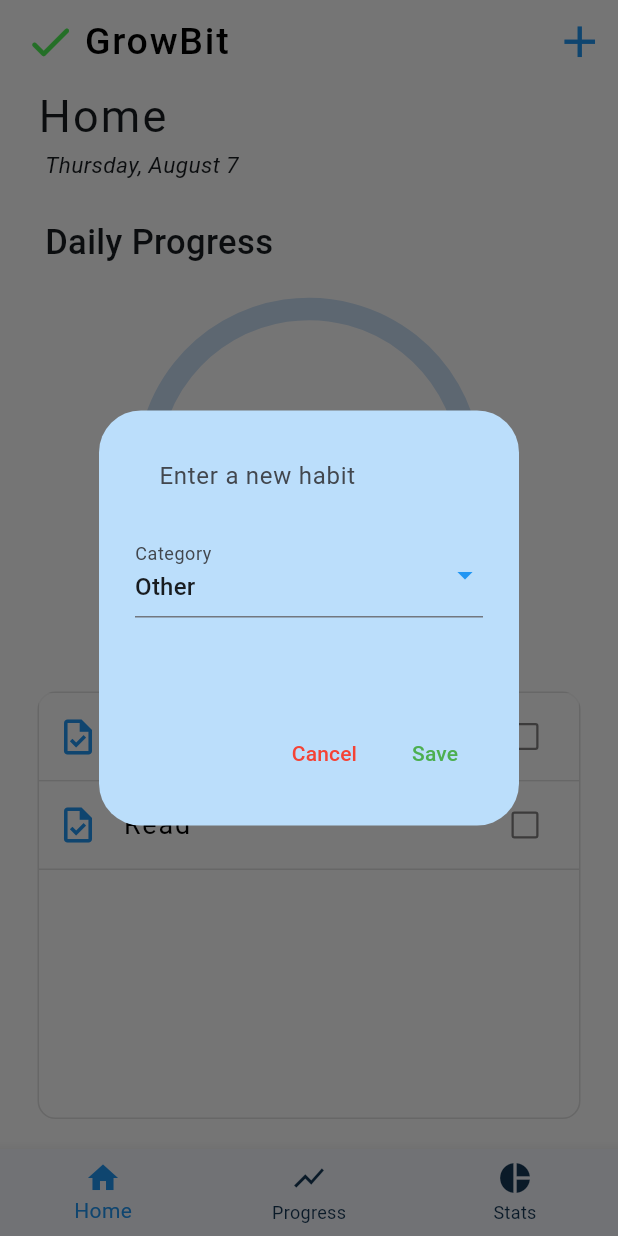
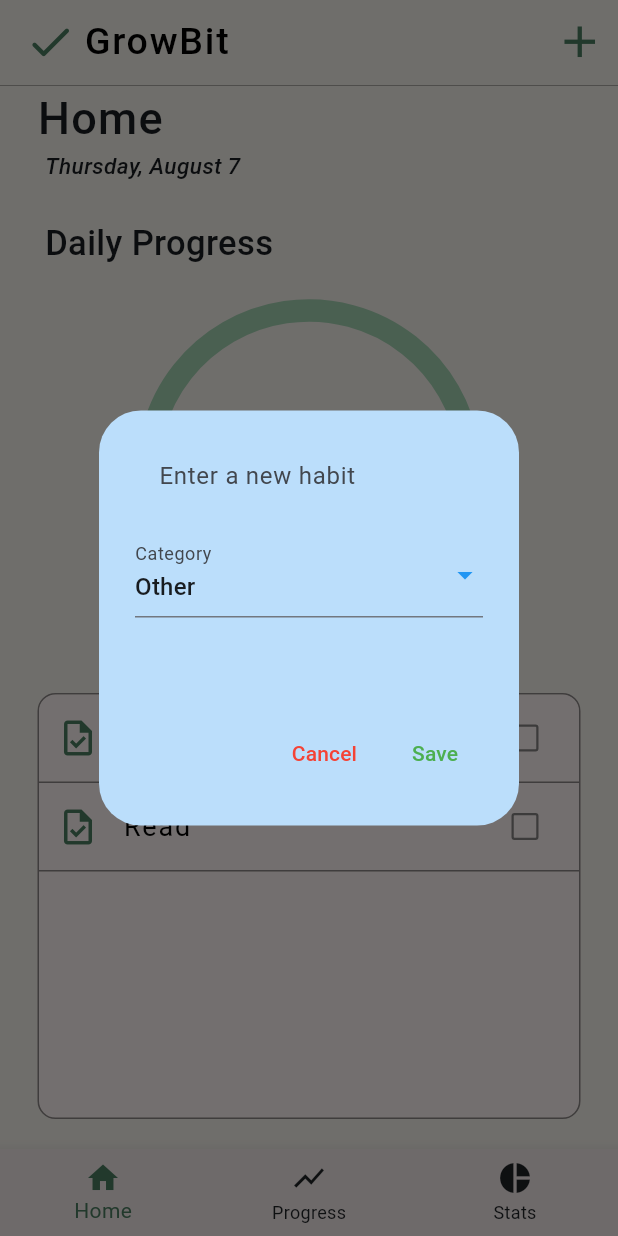
Before and after one commit to TsalemisIasonas/GrowBit, a Flutter app: the screen it shows after launch, after a tap on the "add" icon, on a phone screen of 412 x 824 dp. Run offline on Flutter 3.47's test engine with Material 3 defaults, Android fonts, the phone set to English and light mode, and no system bars; drawn by our look-alikes of fl_chart, flutter_slidable; our stand-ins replace flutter_heatmap_calendar, hive, hive_flutter; accounts and stored records are empty.

Commit message:
Ui fixes

```diff
--- a/lib/components/habit_tile.dart
+++ b/lib/components/habit_tile.dart
@@ -1,5 +1,6 @@
 import 'package:flutter/material.dart';
 import 'package:flutter_slidable/flutter_slidable.dart';
+import 'package:habit_tracker/constants/colors.dart';
 
 class HabitTile extends StatelessWidget {
   final String habitName;
@@ -21,7 +22,9 @@ class HabitTile extends StatelessWidget {
   Widget build(BuildContext context) {
     return Column(
       children: [
-        Slidable(
+        ClipRRect(
+          borderRadius: BorderRadius.circular(12),
+          child: Slidable(
             endActionPane: ActionPane(
               motion: const ScrollMotion(),
               children: [
@@ -35,8 +38,8 @@ class HabitTile extends StatelessWidget {
                 ),
                 SlidableAction(
                   onPressed: settingsTapped,
-                backgroundColor: const Color.fromARGB(255, 255, 255, 255),
-                foregroundColor: Colors.blue,
+                  backgroundColor: Color.fromARGB(179, 255, 245, 245),
+                  foregroundColor: darkGreenColor,
                   icon: Icons.settings,
                   // FIX: No rounded border here either.
                   borderRadius: BorderRadius.zero,
@@ -49,14 +52,14 @@ class HabitTile extends StatelessWidget {
                   const EdgeInsets.symmetric(horizontal: 12.0, vertical: 5.0),
               // FIX: No decoration, no border, no radius.
               decoration: const BoxDecoration(
-              color: Colors.white70,
+                color: Color.fromARGB(179, 251, 243, 243),
               ),
               child: Row(
                 children: [
-                Icon(Icons.task_outlined, size: 28, color: Colors.blue),
+                  Icon(Icons.task_outlined, size: 28, color: darkGreenColor),
                   const SizedBox(width: 16),
                   Text(
-                  habitName,
+                    habitName[0].toUpperCase() + habitName.substring(1),
                     style: const TextStyle(
                       color: Colors.black,
                       fontWeight: FontWeight.w400,
@@ -68,7 +71,7 @@ class HabitTile extends StatelessWidget {
                   Checkbox(
                     value: habitCompleted,
                     onChanged: onChanged,
-                  activeColor: Colors.blue,
+                    activeColor: mintColor,
                     checkColor: Colors.white,
                     side: const BorderSide(
                         color: Color.fromARGB(255, 131, 129, 129),
@@ -78,8 +81,9 @@ class HabitTile extends StatelessWidget {
               ),
             ),
           ),
+        ),
         // FIX: Add a Divider between each tile.
-        const Divider(height: 1, thickness: 1, color: Colors.black12),
+        const Divider(height: 1, thickness: 1, color: Colors.black45),
       ],
     );
   }
--- a/lib/components/month_summary.dart
+++ b/lib/components/month_summary.dart
@@ -21,7 +21,7 @@ class MonthlySummary extends StatelessWidget {
             "Progress",
             style: TextStyle(
                 color: Colors.black,
-                fontWeight: FontWeight.w400,
+                fontWeight: FontWeight.w500,
                 fontSize: 30,
                 letterSpacing: 1.5),
           ),
@@ -36,8 +36,8 @@ class MonthlySummary extends StatelessWidget {
               datasets: datasets,
               colorMode: ColorMode.color,
               margin: const EdgeInsets.all(5),
-              defaultColor: const Color.fromARGB(255, 201, 225, 202),
-              textColor: Colors.white,
+              defaultColor: Colors.grey,
+              textColor: backgroundColor,
               showText: true,
               scrollable: true,
               showColorTip: false,
--- a/lib/components/progress_graph.dart
+++ b/lib/components/progress_graph.dart
@@ -1,5 +1,6 @@
 import 'package:flutter/material.dart';
 import 'package:fl_chart/fl_chart.dart';
+import 'package:habit_tracker/constants/colors.dart';
 import '../data/habit_database.dart';
 
 class ProgressGraph extends StatefulWidget {
@@ -49,14 +50,15 @@ class _ProgressGraphState extends State<ProgressGraph> {
     return [
       PieChartSectionData(
         //key: const ValueKey('completed'),
-        color: Colors.blue,
+        color: darkGreenColor,
         value: completed.toDouble(),
         showTitle: false,
         radius: 15,
       ),
       PieChartSectionData(
         //key: const ValueKey('remaining'),
-        color: const Color.fromARGB(255, 203, 224, 246),
+        color: //const Color.fromARGB(255, 203, 224, 246),
+               mintColor ,
         value: remaining.toDouble(),
         showTitle: false,
         radius: 15,
@@ -83,7 +85,7 @@ class _ProgressGraphState extends State<ProgressGraph> {
               ),
             ),
             PieChart(
-              swapAnimationDuration: const Duration(seconds: 1),
+              swapAnimationDuration: const Duration(milliseconds: 200),
               swapAnimationCurve: Curves.easeIn,
               PieChartData(
                 startDegreeOffset: 150,
--- a/lib/constants/colors.dart
+++ b/lib/constants/colors.dart
@@ -11,4 +11,7 @@ Color color8 = const Color.fromARGB(180, 2, 179, 8);
 Color color9 = const Color.fromARGB(220, 2, 179, 8);
 Color color10 = const Color.fromARGB(255, 2, 179, 8);
 
-Color backgroundColor = const Color.fromARGB(255, 255, 255, 255);
+//Color backgroundColor = const Color.fromARGB(255, 255, 255, 255);
+Color backgroundColor = const Color.fromARGB(255, 242, 239, 233);
+Color mintColor = const Color(0xFFA1D1B1);
+Color darkGreenColor = const Color.fromARGB(255, 74, 124, 96);
--- a/lib/pages/homepage.dart
+++ b/lib/pages/homepage.dart
@@ -19,7 +19,6 @@ class _HomePageState extends State<HomePage> {
   final HabitDatabase db = HabitDatabase();
   final _myBox = Hive.box("GrowBit_Database");
   int _selectedIndex = 0;
-
 
   @override
   void initState() {
@@ -165,12 +164,22 @@ void saveExistingHabit(int index, String newHabitName, String newCategory) {
       appBar: AppBar(
         backgroundColor: backgroundColor,
         shadowColor: Colors.black,
-        actions: [IconButton(onPressed: createNewHabit, icon: const Icon(Icons.add, size: 35,), color: Colors.blue)],
-        title: const Row(
+        actions: [
+          _selectedIndex == 0
+              ? IconButton(
+                  onPressed: createNewHabit,
+                  icon: const Icon(
+                    Icons.add,
+                    size: 35,
+                  ),
+                  color: darkGreenColor)
+              : const SizedBox.shrink()
+        ],
+        title: Row(
           children: [
-            Icon(Icons.check_rounded, color: Color.fromARGB(255, 79, 243, 84), size: 35),
-            SizedBox(width: 5),
-            Text(
+            Icon(Icons.check_rounded, color: darkGreenColor, size: 35),
+            const SizedBox(width: 5),
+            const Text(
               "GrowBit",
               style: TextStyle(
                 fontSize: 25,
@@ -181,22 +190,31 @@ void saveExistingHabit(int index, String newHabitName, String newCategory) {
             ),
           ],
         ),
+        bottom: PreferredSize(
+          preferredSize: Size.fromHeight(1.0), // Height of the line
+          child: Container(
+            height: 0.2,
+            color: Colors.black, // Color of the line
+          ),
+        ),
       ),
       body: IndexedStack(
         index: _selectedIndex,
         children: _pages,
       ),
       bottomNavigationBar: BottomNavigationBar(
+          backgroundColor: const Color.fromARGB(255, 239, 230, 230),
           items: const [
             BottomNavigationBarItem(icon: Icon(Icons.home), label: 'Home'),
-          BottomNavigationBarItem(icon: Icon(Icons.show_chart), label: 'Progress'),
-          BottomNavigationBarItem(icon: Icon(Icons.pie_chart), label: 'Stats'),
+            BottomNavigationBarItem(
+                icon: Icon(Icons.show_chart), label: 'Progress'),
+            BottomNavigationBarItem(
+                icon: Icon(Icons.pie_chart), label: 'Stats'),
           ],
           currentIndex: _selectedIndex,
           onTap: _onItemTapped,
-        selectedItemColor: Colors.blue,
-        unselectedItemColor: const Color.fromARGB(255, 22, 57, 88)
-      ),
+          selectedItemColor: darkGreenColor,
+          unselectedItemColor: const Color.fromARGB(255, 30, 34, 38)),
     );
   }
 }
--- a/lib/pages/homepage_body.dart
+++ b/lib/pages/homepage_body.dart
@@ -1,6 +1,7 @@
 import 'package:flutter/material.dart';
 import 'package:habit_tracker/components/habit_tile.dart';
 import 'package:habit_tracker/components/progress_graph.dart';
+//import 'package:habit_tracker/constants/colors.dart';
 import 'package:habit_tracker/data/habit_database.dart';
 import 'package:intl/intl.dart';
 
@@ -32,8 +33,8 @@ class HomepageBody extends StatelessWidget {
               "Home",
               style: TextStyle(
                 fontSize: 30,
-                fontWeight: FontWeight.w400,
-                letterSpacing: 1.5,
+                fontWeight: FontWeight.w500,
+                letterSpacing: 0.8,
               ),
             ),
           ),
@@ -41,7 +42,7 @@ class HomepageBody extends StatelessWidget {
             padding: const EdgeInsets.only(left: 25.0),
             child: Text(
               DateFormat('EEEE, MMMM d').format(DateTime.now()),
-              style: const TextStyle(fontSize: 15, fontWeight: FontWeight.w400, fontStyle: FontStyle.italic),
+              style: const TextStyle(fontSize: 15, fontWeight: FontWeight.w500, fontStyle: FontStyle.italic),
             ),
           ),
           const Padding(
@@ -59,8 +60,8 @@ class HomepageBody extends StatelessWidget {
               padding: const EdgeInsets.fromLTRB(20, 0, 20, 20),
               child: Container(
                 decoration: BoxDecoration(
-                  color: Colors.white,
-                  border: Border.all(color: Colors.black12),
+                  color: Color.fromARGB(179, 255, 245, 245),
+                  border: Border.all(color: Colors.black45),
                   borderRadius: BorderRadius.circular(12),
                 ),
                 child: ListView.builder(
--- a/lib/pages/my_stats_page.dart
+++ b/lib/pages/my_stats_page.dart
@@ -18,7 +18,7 @@ class MyStatsPage extends StatelessWidget {
               "Stats",
               style: TextStyle(
                 fontSize: 30,
-                fontWeight: FontWeight.w400,
+                fontWeight: FontWeight.w500,
                 letterSpacing: 1.5,
               ),
             ),
@@ -27,7 +27,7 @@ class MyStatsPage extends StatelessWidget {
             padding: EdgeInsets.only(left: 30.0, top: 25.0),
             child: Text(
               "Overall Completion",
-              style: TextStyle(fontSize: 20, fontWeight: FontWeight.w400),
+              style: TextStyle(fontSize: 20, fontWeight: FontWeight.w500),
             ),
           ),
           const SizedBox(height: 50),
@@ -36,7 +36,7 @@ class MyStatsPage extends StatelessWidget {
             padding: EdgeInsets.only(left: 30.0, top: 55.0),
             child: Text(
               "Activity by Category",
-              style: TextStyle(fontSize: 23, fontWeight: FontWeight.w400),
+              style: TextStyle(fontSize: 23, fontWeight: FontWeight.w500),
             ),
           ),
           const SizedBox(height: 10,),
```
Lines whose indentation alone changed are shown as unchanged.
